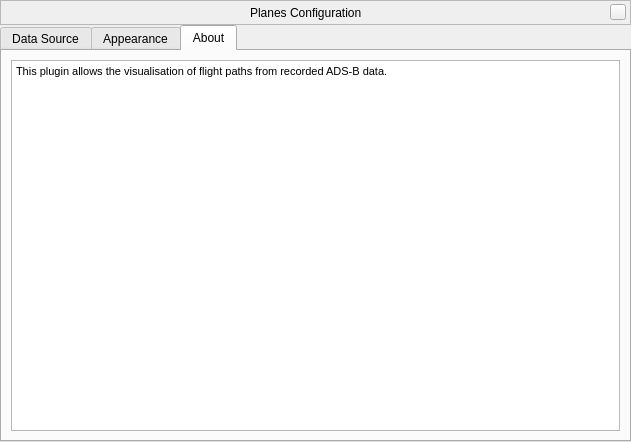
Before: the Qt Designer form plugins/Planes/src/gui/PlanesDialog.ui in zhenli1347/stellarium, drawn with Qt 5.
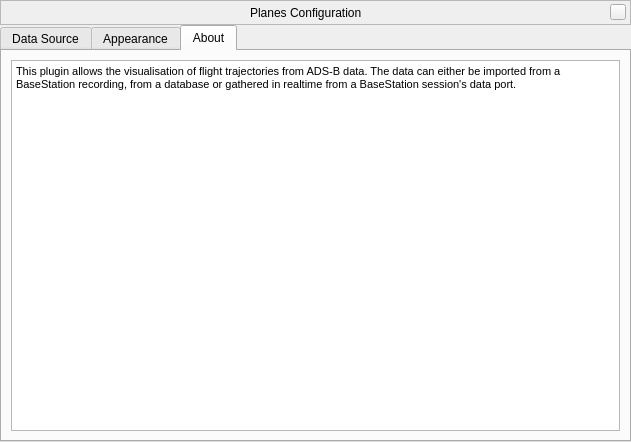
After: the same form once the commit is applied. The open tabs and pages were chosen to show the change. Custom widgets are drawn as their Qt base class.

The edit to the form file:
```diff
--- a/plugins/Planes/src/gui/PlanesDialog.ui
+++ b/plugins/Planes/src/gui/PlanesDialog.ui
@@ -728,7 +728,7 @@
 &lt;html&gt;&lt;head&gt;&lt;meta name=&quot;qrichtext&quot; content=&quot;1&quot; /&gt;&lt;style type=&quot;text/css&quot;&gt;
 p, li { white-space: pre-wrap; }
 &lt;/style&gt;&lt;/head&gt;&lt;body style=&quot; font-family:'MS Shell Dlg 2'; font-size:8.25pt; font-weight:400; font-style:normal;&quot;&gt;
-&lt;p style=&quot; margin-top:0px; margin-bottom:0px; margin-left:0px; margin-right:0px; -qt-block-indent:0; text-indent:0px;&quot;&gt;&lt;span style=&quot; font-size:8pt;&quot;&gt;This plugin allows the visualisation of flight paths from recorded ADS-B data.&lt;/span&gt;&lt;/p&gt;&lt;/body&gt;&lt;/html&gt;</string>
+&lt;p style=&quot; margin-top:0px; margin-bottom:0px; margin-left:0px; margin-right:0px; -qt-block-indent:0; text-indent:0px;&quot;&gt;&lt;span style=&quot; font-size:8pt;&quot;&gt;This plugin allows the visualisation of flight trajectories from ADS-B data. The data can either be imported from a BaseStation recording, from a database or gathered in realtime from a BaseStation session's data port.&lt;/span&gt;&lt;/p&gt;&lt;/body&gt;&lt;/html&gt;</string>
          </property>
         </widget>
        </item>
```
